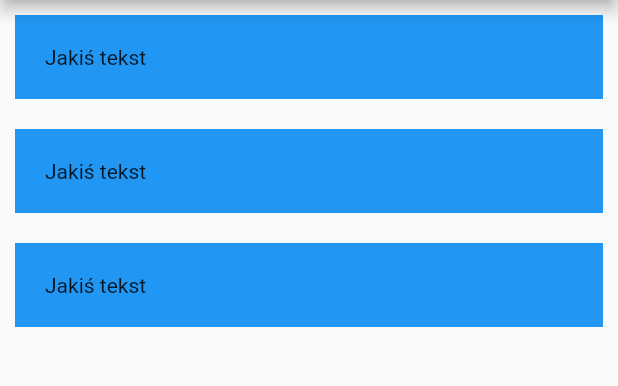
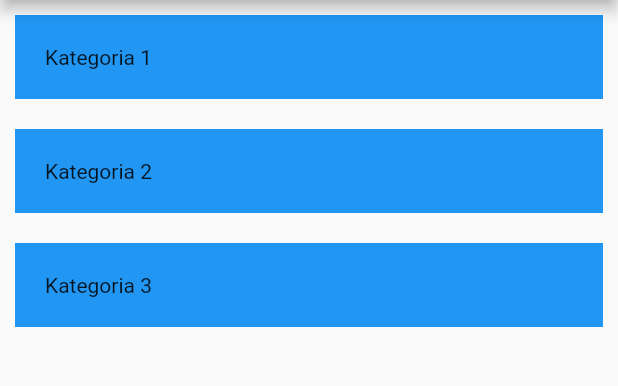
Before and after one commit to marcinmiszewski/lista, a Flutter app: the screen it shows after launch, on a phone screen of 412 x 824 dp, the part 84-470 px from its top. Run offline on Flutter 3.47's test engine with Material 2 defaults, Android fonts, the phone set to English and light mode, and no system bars.

Commit message:
Add CategoryWidget

```diff
--- a/lib/main.dart
+++ b/lib/main.dart
@@ -35,27 +35,31 @@ class HomePage extends StatelessWidget {
         child: const Icon(Icons.add),
       ),
       body: ListView(
-        children: [
-          Container(
-            color: Colors.blue,
-            padding: const EdgeInsets.all(20),
-            margin: const EdgeInsets.all(10),
-            child: const Text('Jakiś tekst'),
-          ),
-          Container(
-            color: Colors.blue,
-            padding: const EdgeInsets.all(20),
-            margin: const EdgeInsets.all(10),
-            child: const Text('Jakiś tekst'),
-          ),
-          Container(
-            color: Colors.blue,
-            padding: const EdgeInsets.all(20),
-            margin: const EdgeInsets.all(10),
-            child: const Text('Jakiś tekst'),
-          ),
+        children: const [
+          CategoryWidget('Kategoria 1'),
+          CategoryWidget('Kategoria 2'),
+          CategoryWidget('Kategoria 3'),
         ],
       ),
     );
   }
 }
+
+class CategoryWidget extends StatelessWidget {
+  const CategoryWidget(
+    this.title, {
+    super.key,
+  });
+
+  final String title;
+
+  @override
+  Widget build(BuildContext context) {
+    return Container(
+      color: Colors.blue,
+      padding: const EdgeInsets.all(20),
+      margin: const EdgeInsets.all(10),
+      child: Text(title),
+    );
+  }
+}
```
